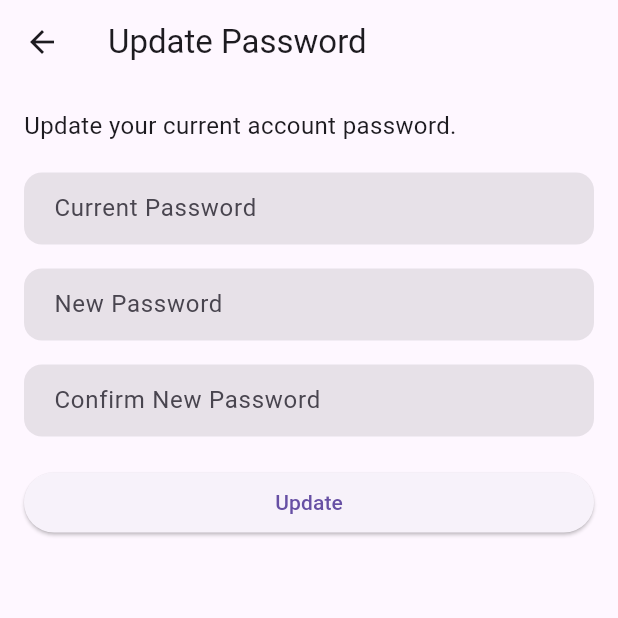
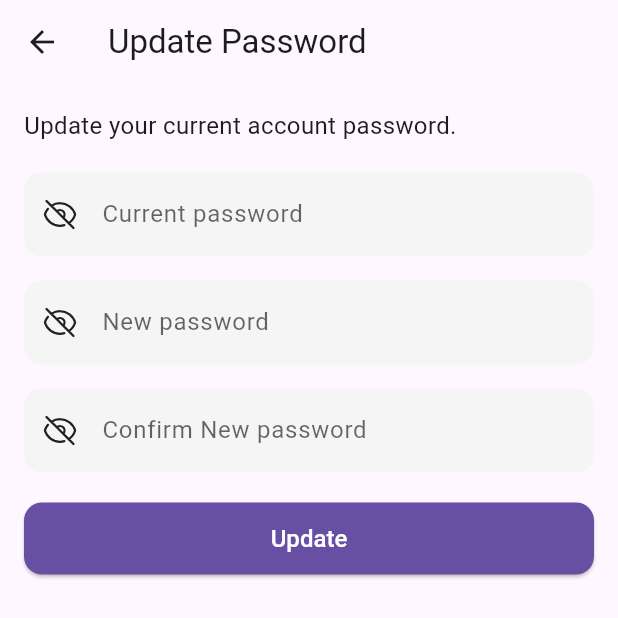
Before and after one commit to Haifasameer24/task_app, a Flutter app: the PasswordScreen screen opened directly, on a phone screen of 412 x 824 dp, the top half of it. Run offline on Flutter 3.47's test engine with Material 3 defaults, Android fonts, the light colour scheme and no system bars; our stand-ins replace cloud_firestore, device_info_plus, eva_icons_flutter, firebase_auth, firebase_core, firebase_storage and 12 more; missing offline and left inert: flutter_launcher_icons; accounts and stored records are empty.

Commit message:
8/5/2025

```diff
--- a/lib/models/tsks_model.dart
+++ b/lib/models/tsks_model.dart
@@ -4,7 +4,7 @@ enum TaskStatus {
   done,
 }
 
-class TaskModel {
+class TaskModel  {
   String id;
   String name;
   String description;
--- a/lib/screens/edit_account_screen.dart
+++ b/lib/screens/edit_account_screen.dart
@@ -1,16 +1,24 @@
 import 'package:firebase_auth/firebase_auth.dart';
+import 'package:flutter/cupertino.dart';
 import 'package:flutter/material.dart';
 import 'package:get/get.dart';
+import 'package:getx_course/screens/setting_screen.dart';
+import 'package:heroicons/heroicons.dart';
 
 class PasswordScreen extends StatefulWidget {
   const PasswordScreen({Key? key}) : super(key: key);
 
   @override
   State<PasswordScreen> createState() => _PasswordScreenState();
+
 }
 
 class _PasswordScreenState extends State<PasswordScreen> {
   final FirebaseAuth _auth = FirebaseAuth.instance;
+  bool _obsecurePassword = true;
+  bool _newPassword=true;
+  bool _confirmPassword=true;
+
 
   // Controllers common
   final oldPasswordController = TextEditingController();
@@ -37,45 +45,13 @@ class _PasswordScreenState extends State<PasswordScreen> {
     });
   }
 
-  Future<void> _createPassword() async {
-    final password = passwordController.text.trim();
-    final confirm = confirmController.text.trim();
-
-    if (password.isEmpty || confirm.isEmpty) {
-      Get.snackbar("Error", "All fields are required");
-      return;
-    }
-    if (password != confirm) {
-      Get.snackbar("Error", "Passwords do not match");
-      return;
-    }
-
-    try {
-      isLoading.value = true;
-      final user = _auth.currentUser;
-
-      if (user != null) {
-        final cred = EmailAuthProvider.credential(
-          email: user.email!,
-          password: password,
-        );
-        await user.linkWithCredential(cred);
-        await _auth.currentUser?.reload(); // Refresh user data after linking
-        await _checkProviders();
-
-        Get.snackbar("Success", "Password has been set successfully");
-      }
-    } on FirebaseAuthException catch (e) {
-      Get.snackbar("Error", e.message ?? "An error occurred while setting the password");
-    } finally {
-      isLoading.value = false;
-    }
-  }
 
   Future<void> _updatePassword() async {
     final oldPassword = oldPasswordController.text.trim();
     final newPassword = passwordController.text.trim();
     final confirm = confirmController.text.trim();
+
+
 
     if (oldPassword.isEmpty || newPassword.isEmpty || confirm.isEmpty) {
       Get.snackbar("Error", "All fields are required");
@@ -86,6 +62,28 @@ class _PasswordScreenState extends State<PasswordScreen> {
       return;
     }
 
+    // ✅ عرض Dialog تأكيد
+    final confirmChange = await showDialog<bool>(
+      context: context,
+      builder: (ctx) => AlertDialog(
+        title: const Text("sure"),
+        content: const Text("Are you sure you want to change your password?"),
+        actions: [
+          TextButton(
+            onPressed: () => Navigator.of(ctx).pop(false),
+            child: const Text("No"),
+          ),
+          ElevatedButton(
+            onPressed: () => Navigator.of(ctx).pop(true),
+            child: const Text("Yes"),
+          ),
+        ],
+      ),
+    );
+
+    // إذا المستخدم اختار "لا" أو أغلق الديالوج
+    if (confirmChange != true) return;
+
     try {
       isLoading.value = true;
       final user = _auth.currentUser!;
@@ -93,7 +91,15 @@ class _PasswordScreenState extends State<PasswordScreen> {
       await user.reauthenticateWithCredential(cred);
 
       await user.updatePassword(newPassword);
+
+      // ✅ عرض رسالة نجاح
       Get.snackbar("Success", "Password updated successfully");
+
+      Future.delayed(const Duration(seconds: 1), () {
+        Get.offAll((SettingsPage()));
+
+      });
+
     } on FirebaseAuthException catch (e) {
       Get.snackbar("Error", e.message ?? "An error occurred while updating the password");
     } finally {
@@ -101,7 +107,10 @@ class _PasswordScreenState extends State<PasswordScreen> {
     }
   }
 
+
   Widget _buildUpdatePassword() {
+    final theme = Theme.of(context);
+    final isDark = theme.brightness == Brightness.dark;
     return Column(
       crossAxisAlignment: CrossAxisAlignment.stretch,
       children: [
@@ -110,57 +119,116 @@ class _PasswordScreenState extends State<PasswordScreen> {
           style: TextStyle(fontSize: 16),
         ),
         const SizedBox(height: 20),
+
         TextField(
           controller: oldPasswordController,
-          obscureText: true,
+          obscureText: _obsecurePassword,
+          style: TextStyle(color: theme.textTheme.bodyLarge?.color ?? Colors.black),
           decoration: InputDecoration(
-            hintText: 'Current Password',
-            contentPadding: const EdgeInsets.symmetric(vertical: 0, horizontal: 16),
-            filled: true,
-            fillColor: Theme.of(context).colorScheme.onSurface.withOpacity(0.1),
+            prefixIcon: GestureDetector(
+              onTap: () {
+                setState(() {
+                  _obsecurePassword = !_obsecurePassword;
+                });
+              },
+              child: HeroIcon(
+                _obsecurePassword ? HeroIcons.eyeSlash : HeroIcons.eye,
+                style: HeroIconStyle.outline,
+                color: theme.iconTheme.color,
+                size: 24,
+              ),
+            ),
+            hintText: "Current password",
+            hintStyle: TextStyle(color: theme.hintColor),
             border: OutlineInputBorder(
               borderRadius: BorderRadius.circular(12),
               borderSide: BorderSide.none,
             ),
+            filled: true,
+            fillColor: isDark ? Colors.grey[800] : Colors.grey.shade100,
           ),
         ),
         const SizedBox(height: 16),
         TextField(
           controller: passwordController,
-          obscureText: true,
+          obscureText: _newPassword,
+          style: TextStyle(color: theme.textTheme.bodyLarge?.color ?? Colors.black),
           decoration: InputDecoration(
-            hintText: 'New Password',
-            contentPadding: const EdgeInsets.symmetric(vertical: 0, horizontal: 16),
-            filled: true,
-            fillColor: Theme.of(context).colorScheme.onSurface.withOpacity(0.1),
+            prefixIcon: GestureDetector(
+              onTap: () {
+                setState(() {
+                  _newPassword = !_newPassword;
+                });
+              },
+              child: HeroIcon(
+                _newPassword ? HeroIcons.eyeSlash : HeroIcons.eye,
+                style: HeroIconStyle.outline,
+                color: theme.iconTheme.color,
+                size: 24,
+              ),
+            ),
+            hintText: "New password",
+            hintStyle: TextStyle(color: theme.hintColor),
             border: OutlineInputBorder(
               borderRadius: BorderRadius.circular(12),
               borderSide: BorderSide.none,
             ),
+            filled: true,
+            fillColor: isDark ? Colors.grey[800] : Colors.grey.shade100,
           ),
         ),
         const SizedBox(height: 16),
         TextField(
           controller: confirmController,
-          obscureText: true,
+          obscureText: _confirmPassword,
+          style: TextStyle(color: theme.textTheme.bodyLarge?.color ?? Colors.black),
           decoration: InputDecoration(
-            hintText: 'Confirm New Password',
-            contentPadding: const EdgeInsets.symmetric(vertical: 0, horizontal: 16),
-            filled: true,
-            fillColor: Theme.of(context).colorScheme.onSurface.withOpacity(0.1),
+            prefixIcon: GestureDetector(
+              onTap: () {
+                setState(() {
+                  _confirmPassword = !_confirmPassword;
+                });
+              },
+              child: HeroIcon(
+                _confirmPassword ? HeroIcons.eyeSlash : HeroIcons.eye,
+                style: HeroIconStyle.outline,
+                color: theme.iconTheme.color,
+                size: 24,
+              ),
+            ),
+            hintText: "Confirm New password",
+            hintStyle: TextStyle(color: theme.hintColor),
             border: OutlineInputBorder(
               borderRadius: BorderRadius.circular(12),
               borderSide: BorderSide.none,
             ),
+            filled: true,
+            fillColor: isDark ? Colors.grey[800] : Colors.grey.shade100,
           ),
         ),
         const SizedBox(height: 20),
-        Obx(() => ElevatedButton(
-          onPressed: isLoading.value ? null : _updatePassword,
-          child: isLoading.value
-              ? const CircularProgressIndicator(color: Colors.white)
-              : const Text("Update"),
-        )),
+        SizedBox(
+          width: double.infinity,
+          child: Obx(() {
+            if (isLoading.value) {
+              return const Center(child: CupertinoActivityIndicator());
+            }
+            return ElevatedButton(
+              onPressed: _updatePassword,
+              style: ElevatedButton.styleFrom(
+                minimumSize: const Size(double.infinity, 48),
+                shape: RoundedRectangleBorder(
+                  borderRadius: BorderRadius.circular(12),
+                ),
+                backgroundColor: Theme.of(context).colorScheme.primary,
+                foregroundColor: Colors.white,
+                textStyle: const TextStyle(fontSize: 16, fontWeight: FontWeight.w500),
+              ),
+              child: const Text("Update"),
+            );
+          }),
+        )
+
       ],
     );
   }
--- a/pubspec.yaml
+++ b/pubspec.yaml
@@ -57,7 +57,9 @@ dependencies:
   heroicons: ^0.11.0
   google_fonts: ^6.2.1
   google_sign_in: ^6.3.0
-  url_launcher: ^6.3.2
+  url_launcher: ^6.1.7
+  device_info_plus: ^10.0.0
+
 
 
 dev_dependencies:
```
Also changed, not shown: lib/controller/signup_controllr.dart (+59 -7 lines), lib/controller/task_controller.dart (+9 -1 lines), lib/main.dart (+10 -4 lines), lib/screens/about_us.dart (added, +104 -0 lines), lib/screens/create_password.dart (+71 -15 lines), lib/screens/notification.dart (+4 -15 lines), lib/screens/setting_screen.dart (+52 -10 lines), pubspec.lock, 1 other file.
